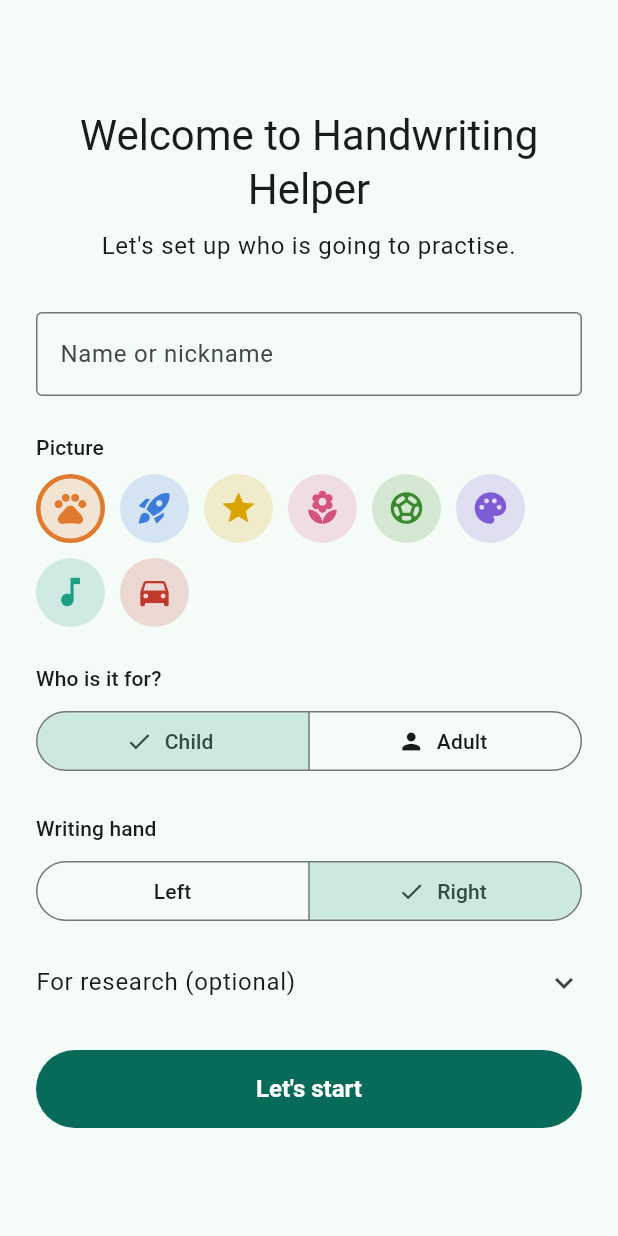
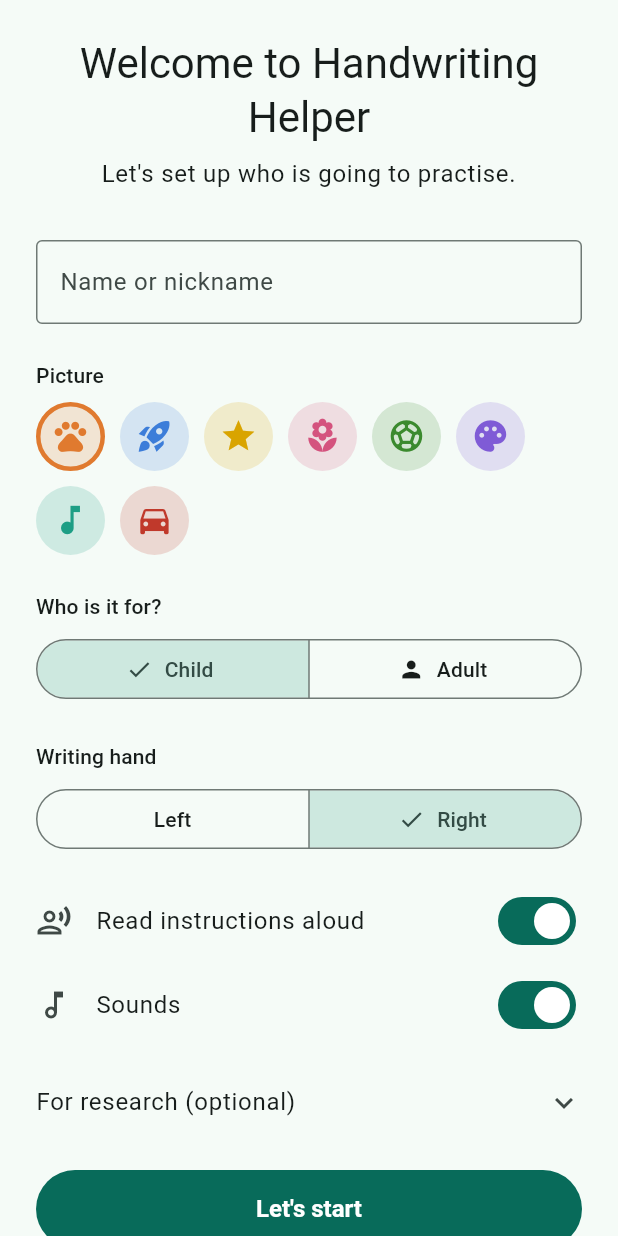
Before and after one commit to Abdelhadi-Wael/Dysgraphia, a Flutter app: the screen it shows after launch, on a phone screen of 412 x 824 dp. Run offline on Flutter 3.47's test engine with Material 3 defaults, Android fonts, the phone set to English and light mode, and no system bars; our stand-ins replace flutter_riverpod, material_ui.

Commit message:
feat: add read-aloud and sounds settings to profiles

```diff
--- a/lib/core/models/profile.dart
+++ b/lib/core/models/profile.dart
@@ -15,8 +15,11 @@ class Profile {
     this.mode = ProfileMode.kid,
     this.hand = Hand.right,
     this.researchCode,
+    bool? readAloud,
+    this.sounds = true,
     DateTime? createdAt,
-  }) : createdAt = utcMillis(createdAt ?? DateTime.now());
+  }) : readAloud = readAloud ?? mode == ProfileMode.kid,
+       createdAt = utcMillis(createdAt ?? DateTime.now());
 
   /// Creates a profile with a fresh random id.
   factory Profile.create({
@@ -25,6 +28,8 @@ class Profile {
     ProfileMode mode = ProfileMode.kid,
     Hand hand = Hand.right,
     String? researchCode,
+    bool? readAloud,
+    bool sounds = true,
   }) => Profile(
     id: newId(),
     name: name,
@@ -32,6 +37,8 @@ class Profile {
     mode: mode,
     hand: hand,
     researchCode: researchCode,
+    readAloud: readAloud,
+    sounds: sounds,
   );
 
   final String id;
@@ -47,6 +54,13 @@ class Profile {
   /// Optional code like "P01" used in exported files instead of the name,
   /// so research data never contains real names.
   final String? researchCode;
+
+  /// Read instructions and tips aloud. On by default for children, who may
+  /// not read yet; off by default for adults.
+  final bool readAloud;
+
+  /// Play sound effects (stars, finishing, a gentle "try again").
+  final bool sounds;
   final DateTime createdAt;
 
   Profile copyWith({
@@ -55,6 +69,8 @@ class Profile {
     ProfileMode? mode,
     Hand? hand,
     String? Function()? researchCode,
+    bool? readAloud,
+    bool? sounds,
   }) => Profile(
     id: id,
     name: name ?? this.name,
@@ -62,6 +78,8 @@ class Profile {
     mode: mode ?? this.mode,
     hand: hand ?? this.hand,
     researchCode: researchCode != null ? researchCode() : this.researchCode,
+    readAloud: readAloud ?? this.readAloud,
+    sounds: sounds ?? this.sounds,
     createdAt: createdAt,
   );
 
@@ -72,6 +90,8 @@ class Profile {
     'mode': mode.name,
     'hand': hand.name,
     'researchCode': researchCode,
+    'readAloud': readAloud,
+    'sounds': sounds,
     'createdAt': createdAt.toIso8601String(),
   };
 
@@ -82,6 +102,9 @@ class Profile {
     mode: ProfileMode.values.byName(j['mode'] as String? ?? 'kid'),
     hand: Hand.values.byName(j['hand'] as String? ?? 'right'),
     researchCode: j['researchCode'] as String?,
+    // Older files have no audio settings: use the defaults for the mode.
+    readAloud: j['readAloud'] as bool?,
+    sounds: j['sounds'] as bool? ?? true,
     createdAt: DateTime.parse(j['createdAt'] as String),
   );
 }
--- a/lib/features/profiles/profile_form_page.dart
+++ b/lib/features/profiles/profile_form_page.dart
@@ -23,6 +23,8 @@ class _ProfileFormPageState extends ConsumerState<ProfileFormPage> {
   late var _avatar = widget.profile?.avatar ?? 0;
   late var _mode = widget.profile?.mode ?? ProfileMode.kid;
   late var _hand = widget.profile?.hand ?? Hand.right;
+  late var _readAloud = widget.profile?.readAloud ?? true;
+  late var _sounds = widget.profile?.sounds ?? true;
   String? _nameError;
   var _saving = false;
 
@@ -53,6 +55,8 @@ class _ProfileFormPageState extends ConsumerState<ProfileFormPage> {
           mode: _mode,
           hand: _hand,
           researchCode: () => code.isEmpty ? null : code,
+          readAloud: _readAloud,
+          sounds: _sounds,
         ),
       );
     } else {
@@ -63,6 +67,8 @@ class _ProfileFormPageState extends ConsumerState<ProfileFormPage> {
           mode: _mode,
           hand: _hand,
           researchCode: code.isEmpty ? null : code,
+          readAloud: _readAloud,
+          sounds: _sounds,
         ),
       );
     }
@@ -180,7 +186,12 @@ class _ProfileFormPageState extends ConsumerState<ProfileFormPage> {
                   ),
                 ],
                 selected: {_mode},
-                onSelectionChanged: (s) => setState(() => _mode = s.single),
+                onSelectionChanged: (s) => setState(() {
+                  _mode = s.single;
+                  // New profiles: children usually need instructions read
+                  // aloud, adults usually don't. Editing keeps the choice.
+                  if (!_editing) _readAloud = _mode == ProfileMode.kid;
+                }),
               ),
               const SizedBox(height: 24),
               Text('Writing hand', style: text.titleSmall),
@@ -192,6 +203,23 @@ class _ProfileFormPageState extends ConsumerState<ProfileFormPage> {
                 ],
                 selected: {_hand},
                 onSelectionChanged: (s) => setState(() => _hand = s.single),
+              ),
+              const SizedBox(height: 16),
+              SwitchListTile(
+                key: const Key('profile-read-aloud'),
+                contentPadding: EdgeInsets.zero,
+                secondary: const Icon(Icons.record_voice_over_outlined),
+                title: const Text('Read instructions aloud'),
+                value: _readAloud,
+                onChanged: (v) => setState(() => _readAloud = v),
+              ),
+              SwitchListTile(
+                key: const Key('profile-sounds'),
+                contentPadding: EdgeInsets.zero,
+                secondary: const Icon(Icons.music_note_outlined),
+                title: const Text('Sounds'),
+                value: _sounds,
+                onChanged: (v) => setState(() => _sounds = v),
               ),
               const SizedBox(height: 8),
               // Most people never need this, so it starts folded away
--- a/lib/features/settings/settings_page.dart
+++ b/lib/features/settings/settings_page.dart
@@ -41,6 +41,24 @@ class SettingsPage extends ConsumerWidget {
             leading: const Icon(Icons.edit_outlined),
             title: const Text('Edit profile'),
             onTap: () => push(ProfileFormPage(profile: p)),
+          ),
+          SwitchListTile(
+            key: const Key('me-read-aloud'),
+            secondary: const Icon(Icons.record_voice_over_outlined),
+            title: const Text('Read instructions aloud'),
+            value: p.readAloud,
+            onChanged: (v) => ref
+                .read(appDataProvider.notifier)
+                .updateProfile(p.copyWith(readAloud: v)),
+          ),
+          SwitchListTile(
+            key: const Key('me-sounds'),
+            secondary: const Icon(Icons.music_note_outlined),
+            title: const Text('Sounds'),
+            value: p.sounds,
+            onChanged: (v) => ref
+                .read(appDataProvider.notifier)
+                .updateProfile(p.copyWith(sounds: v)),
           ),
           ListTile(
             leading: const Icon(Icons.assignment_outlined),
```
